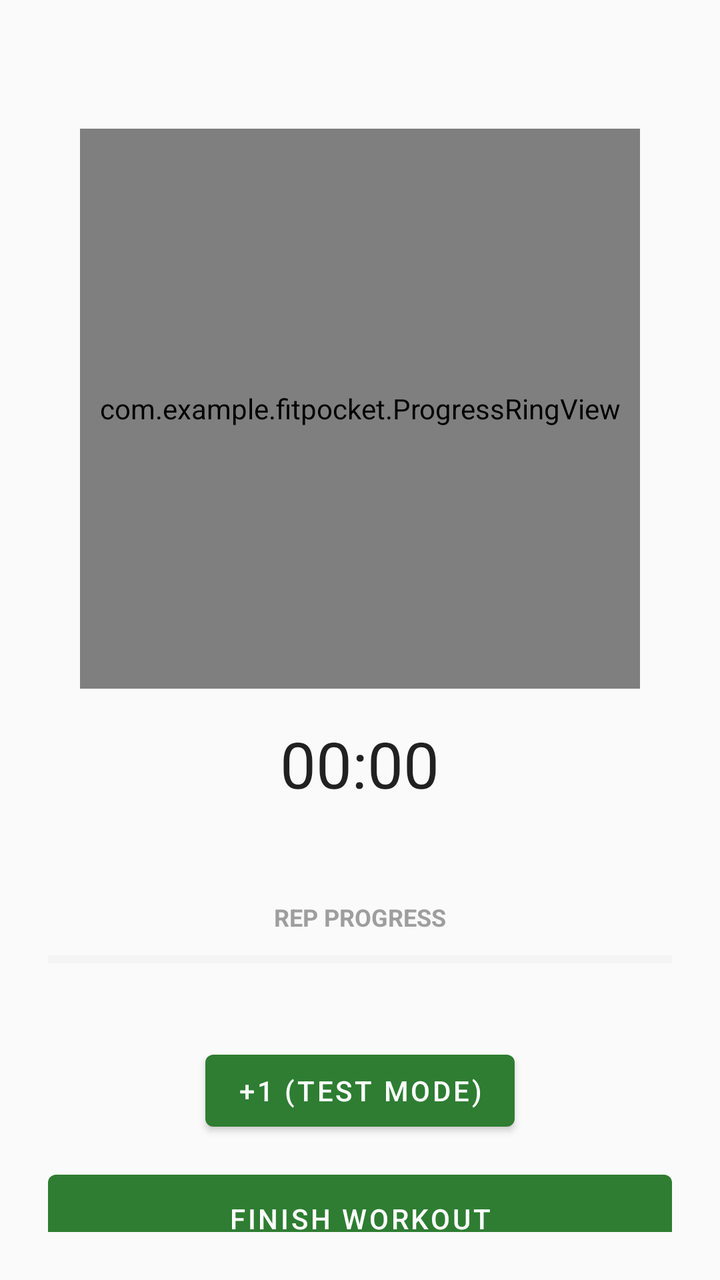
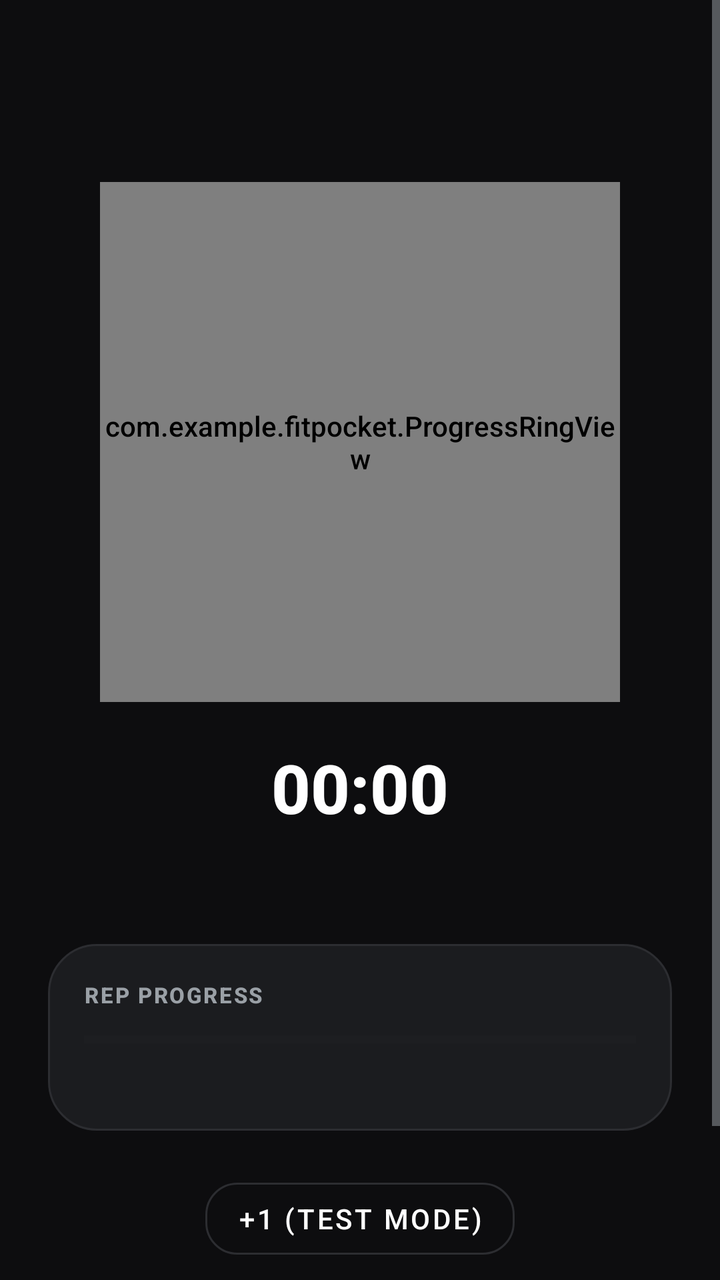

Two renders of the same Android screen: before a commit and after it. Below are the layout's source before the change and the commit's diff.
<!-- AndroidManifest.xml: application theme Theme.FitPocket -->
<!-- res/layout/activity_training.xml -->
<?xml version="1.0" encoding="utf-8"?>
<LinearLayout xmlns:android="http://schemas.android.com/apk/res/android"
    android:layout_width="match_parent"
    android:layout_height="match_parent"
    android:gravity="center"
    android:orientation="vertical"
    android:padding="24dp">

    <TextView
        android:id="@+id/tvExercise"
        android:layout_width="wrap_content"
        android:layout_height="wrap_content"
        android:textSize="28sp"
        android:textStyle="bold" />

    <com.example.fitpocket.ProgressRingView
        android:id="@+id/ring"
        android:layout_width="280dp"
        android:layout_height="280dp"
        android:layout_marginTop="24dp" />

    <Chronometer
        android:id="@+id/chrono"
        android:layout_width="wrap_content"
        android:layout_height="wrap_content"
        android:layout_marginTop="16dp"
        android:textSize="32sp" />

    <TextView
        android:id="@+id/tvHint"
        android:layout_width="match_parent"
        android:layout_height="wrap_content"
        android:layout_marginTop="12dp"
        android:gravity="center" />

    <TextView
        android:layout_width="wrap_content"
        android:layout_height="wrap_content"
        android:layout_marginTop="16dp"
        android:text="Rep progress"
        android:textAllCaps="true"
        android:textColor="#9E9E9E"
        android:textSize="12sp"
        android:textStyle="bold" />

    <ProgressBar
        android:id="@+id/progressIntensity"
        style="?android:attr/progressBarStyleHorizontal"
        android:layout_width="match_parent"
        android:layout_height="14dp"
        android:layout_marginTop="6dp"
        android:max="100"
        android:progress="0"
        android:progressTint="@color/primary"
        android:progressBackgroundTint="#E0E0E0" />

    <TextView
        android:id="@+id/tvSensorDebug"
        android:layout_width="match_parent"
        android:layout_height="wrap_content"
        android:layout_marginTop="4dp"
        android:gravity="center"
        android:textColor="#9E9E9E"
        android:textSize="11sp" />

    <Button
        android:id="@+id/btnManual"
        android:layout_width="wrap_content"
        android:layout_height="wrap_content"
        android:layout_marginTop="16dp"
        android:text="+1 (test mode)" />

    <Button
        android:id="@+id/btnFinish"
        android:layout_width="match_parent"
        android:layout_height="56dp"
        android:layout_marginTop="12dp"
        android:text="Finish workout" />
</LinearLayout>
<!-- resources referenced by this layout -->
<resources>
  <color name="primary">#2E7D32</color>
  <style name="Theme.FitPocket" parent="Theme.MaterialComponents.Light.NoActionBar">
          <item name="colorPrimary">@color/primary</item>
          <item name="colorPrimaryDark">@color/primary_dark</item>
          <item name="colorAccent">@color/accent</item>
          <item name="android:statusBarColor">@color/primary_dark</item>
          <item name="android:windowBackground">@color/background</item>
      </style>
  <color name="primary_dark">#1B5E20</color>
  <color name="accent">#66BB6A</color>
  <color name="background">#FAFAFA</color>
</resources>

<!-- the commit's change to res/layout/activity_training.xml (unified diff, before → after) -->
@@ -1,79 +1,115 @@
 <?xml version="1.0" encoding="utf-8"?>
-<LinearLayout xmlns:android="http://schemas.android.com/apk/res/android"
+<FrameLayout xmlns:android="http://schemas.android.com/apk/res/android"
+    xmlns:app="http://schemas.android.com/apk/res-auto"
     android:layout_width="match_parent"
     android:layout_height="match_parent"
-    android:gravity="center"
-    android:orientation="vertical"
-    android:padding="24dp">
+    android:background="@color/background">
 
-    <TextView
-        android:id="@+id/tvExercise"
-        android:layout_width="wrap_content"
-        android:layout_height="wrap_content"
-        android:textSize="28sp"
-        android:textStyle="bold" />
+    <ScrollView
+        android:layout_width="match_parent"
+        android:layout_height="match_parent"
+        android:fillViewport="true">
 
-    <com.example.fitpocket.ProgressRingView
-        android:id="@+id/ring"
-        android:layout_width="280dp"
-        android:layout_height="280dp"
-        android:layout_marginTop="24dp" />
+        <LinearLayout
+            android:layout_width="match_parent"
+            android:layout_height="wrap_content"
+            android:gravity="center_horizontal"
+            android:orientation="vertical"
+            android:padding="24dp">
 
-    <Chronometer
-        android:id="@+id/chrono"
-        android:layout_width="wrap_content"
-        android:layout_height="wrap_content"
-        android:layout_marginTop="16dp"
-        android:textSize="32sp" />
+            <TextView
+                android:id="@+id/tvExercise"
+                android:layout_width="wrap_content"
+                android:layout_height="wrap_content"
+                android:layout_marginTop="8dp"
+                android:textColor="@color/text_primary"
+                android:textSize="26sp"
+                android:textStyle="bold" />
 
-    <TextView
-        android:id="@+id/tvHint"
-        android:layout_width="match_parent"
-        android:layout_height="wrap_content"
-        android:layout_marginTop="12dp"
-        android:gravity="center" />
+            <com.example.fitpocket.ProgressRingView
+                android:id="@+id/ring"
+                android:layout_width="260dp"
+                android:layout_height="260dp"
+                android:layout_marginTop="24dp" />
 
-    <TextView
-        android:layout_width="wrap_content"
-        android:layout_height="wrap_content"
-        android:layout_marginTop="16dp"
-        android:text="Rep progress"
-        android:textAllCaps="true"
-        android:textColor="#9E9E9E"
-        android:textSize="12sp"
-        android:textStyle="bold" />
+            <Chronometer
+                android:id="@+id/chrono"
+                android:layout_width="wrap_content"
+                android:layout_height="wrap_content"
+                android:layout_marginTop="20dp"
+                android:textColor="@color/text_primary"
+                android:textSize="34sp"
+                android:textStyle="bold" />
 
-    <ProgressBar
-        android:id="@+id/progressIntensity"
-        style="?android:attr/progressBarStyleHorizontal"
-        android:layout_width="match_parent"
-        android:layout_height="14dp"
-        android:layout_marginTop="6dp"
-        android:max="100"
-        android:progress="0"
-        android:progressTint="@color/primary"
-        android:progressBackgroundTint="#E0E0E0" />
+            <TextView
+                android:id="@+id/tvHint"
+                android:layout_width="match_parent"
+                android:layout_height="wrap_content"
+                android:layout_marginTop="14dp"
+                android:gravity="center"
+                android:textColor="@color/text_secondary"
+                android:textSize="13sp" />
 
-    <TextView
-        android:id="@+id/tvSensorDebug"
-        android:layout_width="match_parent"
-        android:layout_height="wrap_content"
-        android:layout_marginTop="4dp"
-        android:gravity="center"
-        android:textColor="#9E9E9E"
-        android:textSize="11sp" />
+            <LinearLayout
+                android:layout_width="match_parent"
+                android:layout_height="wrap_content"
+                android:layout_marginTop="24dp"
+                android:background="@drawable/bg_card"
+                android:orientation="vertical"
+                android:padding="18dp">
 
-    <Button
-        android:id="@+id/btnManual"
-        android:layout_width="wrap_content"
-        android:layout_height="wrap_content"
-        android:layout_marginTop="16dp"
-        android:text="+1 (test mode)" />
+                <TextView
+                    android:layout_width="wrap_content"
+                    android:layout_height="wrap_content"
+                    android:letterSpacing="0.08"
+                    android:text="REP PROGRESS"
+                    android:textColor="@color/text_secondary"
+                    android:textSize="11sp"
+                    android:textStyle="bold" />
 
-    <Button
-        android:id="@+id/btnFinish"
-        android:layout_width="match_parent"
-        android:layout_height="56dp"
-        android:layout_marginTop="12dp"
-        android:text="Finish workout" />
-</LinearLayout>
+                <ProgressBar
+                    android:id="@+id/progressIntensity"
+                    style="?android:attr/progressBarStyleHorizontal"
+                    android:layout_width="match_parent"
+                    android:layout_height="10dp"
+                    android:layout_marginTop="10dp"
+                    android:max="100"
+                    android:progress="0"
+                    android:progressBackgroundTint="@color/surface_alt"
+                    android:progressTint="@color/primary" />
+
+                <TextView
+                    android:id="@+id/tvSensorDebug"
+                    android:layout_width="match_parent"
+                    android:layout_height="wrap_content"
+                    android:layout_marginTop="8dp"
+                    android:gravity="center"
+                    android:textColor="@color/text_secondary"
+                    android:textSize="11sp" />
+            </LinearLayout>
+
+            <com.google.android.material.button.MaterialButton
+                android:id="@+id/btnManual"
+                style="@style/Widget.MaterialComponents.Button.OutlinedButton"
+                android:layout_width="wrap_content"
+                android:layout_height="wrap_content"
+                android:layout_marginTop="20dp"
+                android:text="+1 (test mode)"
+                android:textColor="@color/text_primary"
+                app:cornerRadius="16dp"
+                app:rippleColor="@color/surface_alt"
+                app:strokeColor="@color/stroke" />
+
+            <com.google.android.material.button.MaterialButton
+                android:id="@+id/btnFinish"
+                android:layout_width="match_parent"
+                android:layout_height="56dp"
+                android:layout_marginTop="14dp"
+                android:text="Finish workout"
+                android:textColor="@color/text_on_accent"
+                android:textStyle="bold"
+                app:backgroundTint="@color/primary"
+                app:cornerRadius="18dp" />
+        </LinearLayout>
+    </ScrollView>
+</FrameLayout>
<!-- resource entries referenced after the edit -->
@@ -1,15 +1,33 @@
 <!-- resources referenced by this layout -->
 <resources>
-  <color name="primary">#2E7D32</color>
-  <style name="Theme.FitPocket" parent="Theme.MaterialComponents.Light.NoActionBar">
+  <color name="primary">#C6FF00</color>
+  <color name="stroke">#2C2D31</color>
+  <color name="surface_alt">#232427</color>
+  <color name="text_on_accent">#101204</color>
+  <color name="text_primary">#FFFFFF</color>
+  <color name="text_secondary">#9AA0A6</color>
+  <!-- drawable bg_card (drawable) -->
+  <?xml version="1.0" encoding="utf-8"?>
+  <shape xmlns:android="http://schemas.android.com/apk/res/android" android:shape="rectangle">
+      <solid android:color="@color/surface" />
+      <corners android:radius="24dp" />
+      <stroke android:width="1dp" android:color="@color/stroke" />
+  </shape>
+  <style name="Theme.FitPocket" parent="Theme.MaterialComponents.NoActionBar">
           <item name="colorPrimary">@color/primary</item>
-          <item name="colorPrimaryDark">@color/primary_dark</item>
+          <item name="colorPrimaryDark">@color/background</item>
           <item name="colorAccent">@color/accent</item>
-          <item name="android:statusBarColor">@color/primary_dark</item>
+          <item name="colorSurface">@color/surface</item>
+          <item name="colorOnSurface">@color/text_primary</item>
+          <item name="android:statusBarColor">@color/background</item>
           <item name="android:windowBackground">@color/background</item>
+          <item name="android:textColorPrimary">@color/text_primary</item>
+          <item name="android:textColorSecondary">@color/text_secondary</item>
+          <item name="android:textColorHint">@color/text_secondary</item>
+          <item name="android:fontFamily">sans-serif-medium</item>
       </style>
-  <color name="primary_dark">#1B5E20</color>
-  <color name="accent">#66BB6A</color>
-  <color name="background">#FAFAFA</color>
+  <color name="surface">#1B1C1F</color>
+  <color name="accent">#C6FF00</color>
+  <color name="background">#0D0D0F</color>
 </resources>
 
